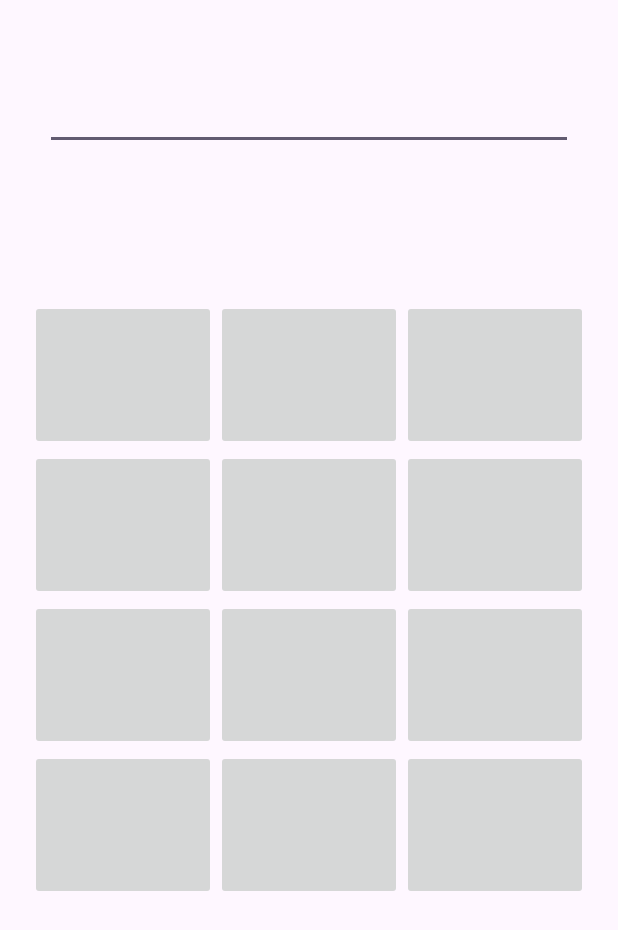
After one commit to yash0patel/android, an Android app: the GamePlayActivity screen opened directly, with no data from a screen before it, on a phone screen of 412 x 824 dp. The commit adds this screen. Shown: the top 930 px of the screen. Run offline under Robolectric (Android 15) with nearby library versions, the phone set to English and light mode, and no system bars.

Commit message:
Add GridLayout with ImageButtons and EditText for bid value in GamePlayActivity for diamond game

```diff
--- a/android25/app/src/main/AndroidManifest.xml
+++ b/android25/app/src/main/AndroidManifest.xml
@@ -12,9 +12,11 @@
         android:supportsRtl="true"
         android:theme="@style/Theme.Android25">
         <activity
+            android:name=".GamePlayActivity"
+            android:exported="false" />
+        <activity
             android:name=".HomeActivity"
-            android:exported="false" />
-        <!-- Launcher Activity -->
+            android:exported="false" /> <!-- Launcher Activity -->
         <activity
             android:name=".SignupActivity"
             android:exported="true">
--- /dev/null
+++ b/android25/app/src/main/java/com/royal/android25/GamePlayActivity.java
@@ -0,0 +1,24 @@
+package com.royal.android25;
+
+import android.os.Bundle;
+
+import androidx.activity.EdgeToEdge;
+import androidx.appcompat.app.AppCompatActivity;
+import androidx.core.graphics.Insets;
+import androidx.core.view.ViewCompat;
+import androidx.core.view.WindowInsetsCompat;
+
+public class GamePlayActivity extends AppCompatActivity {
+
+    @Override
+    protected void onCreate(Bundle savedInstanceState) {
+        super.onCreate(savedInstanceState);
+        EdgeToEdge.enable(this);
+        setContentView(R.layout.activity_game_play);
+        ViewCompat.setOnApplyWindowInsetsListener(findViewById(R.id.main), (v, insets) -> {
+            Insets systemBars = insets.getInsets(WindowInsetsCompat.Type.systemBars());
+            v.setPadding(systemBars.left, systemBars.top, systemBars.right, systemBars.bottom);
+            return insets;
+        });
+    }
+}
--- a/android25/app/src/main/java/com/royal/android25/HomeActivity.java
+++ b/android25/app/src/main/java/com/royal/android25/HomeActivity.java
@@ -1,6 +1,10 @@
 package com.royal.android25;
 
+import android.content.Intent;
 import android.os.Bundle;
+import android.view.View;
+import android.widget.Button;
+import android.widget.EditText;
 
 import androidx.activity.EdgeToEdge;
 import androidx.appcompat.app.AppCompatActivity;
@@ -9,6 +13,8 @@ import androidx.core.view.ViewCompat;
 import androidx.core.view.WindowInsetsCompat;
 
 public class HomeActivity extends AppCompatActivity {
+
+    Button btnStartGame, btnScoreBoard, btnLogout;
 
     @Override
     protected void onCreate(Bundle savedInstanceState) {
@@ -20,5 +26,18 @@ public class HomeActivity extends AppCompatActivity {
             v.setPadding(systemBars.left, systemBars.top, systemBars.right, systemBars.bottom);
             return insets;
         });
+
+//        bind
+        btnScoreBoard = findViewById(R.id.btnHomeScoreBoard);
+        btnLogout = findViewById(R.id.btnHomeLogout);
+        btnStartGame = findViewById(R.id.btnHomeStartGame);
+
+        btnStartGame.setOnClickListener(new View.OnClickListener() {
+            @Override
+            public void onClick(View v) {
+                Intent intent = new Intent(getApplicationContext(), GamePlayActivity.class);
+                startActivity(intent);
+            }
+        });
     }
 }
--- /dev/null
+++ b/android25/app/src/main/res/layout/activity_game_play.xml
@@ -0,0 +1,117 @@
+<?xml version="1.0" encoding="utf-8"?>
+<LinearLayout xmlns:android="http://schemas.android.com/apk/res/android"
+    xmlns:app="http://schemas.android.com/apk/res-auto"
+    xmlns:tools="http://schemas.android.com/tools"
+    android:id="@+id/main"
+    android:layout_width="match_parent"
+    android:layout_height="match_parent"
+    tools:context=".GamePlayActivity"
+    android:orientation="vertical">
+
+    <EditText
+        android:layout_width="match_parent"
+        android:layout_height="50dp"
+        android:textSize="20dp"
+        android:id="@+id/edtGamePlayBetAmt"
+        android:layout_marginTop="50dp"
+        android:layout_marginStart="30dp"
+        android:layout_marginEnd="30dp"
+        />
+
+    <GridLayout
+        android:layout_width="match_parent"
+        android:layout_height="wrap_content"
+        android:rowCount="4"
+        android:columnCount="3"
+
+        android:layout_marginTop="100dp"
+        android:layout_marginEnd="20dp"
+        android:layout_marginStart="20dp"
+        >
+        <ImageButton
+            android:id="@+id/btnGamePlay1"
+            android:layout_height="100dp"
+            android:layout_width="0dp"
+            android:layout_rowWeight="1"
+            android:layout_columnWeight="1"
+            />
+        <ImageButton
+            android:id="@+id/btnGamePlay2"
+            android:layout_height="100dp"
+            android:layout_width="0dp"
+            android:layout_rowWeight="1"
+            android:layout_columnWeight="1"
+            />
+        <ImageButton
+            android:id="@+id/btnGamePlay3"
+            android:layout_height="100dp"
+            android:layout_width="0dp"
+            android:layout_rowWeight="1"
+            android:layout_columnWeight="1"
+            />
+        <ImageButton
+            android:id="@+id/btnGamePlay4"
+            android:layout_height="100dp"
+            android:layout_width="0dp"
+            android:layout_rowWeight="1"
+            android:layout_columnWeight="1"
+            />
+        <ImageButton
+            android:id="@+id/btnGamePlay5"
+            android:layout_height="100dp"
+            android:layout_width="0dp"
+            android:layout_rowWeight="1"
+            android:layout_columnWeight="1"
+            />
+        <ImageButton
+            android:id="@+id/btnGamePlay6"
+            android:layout_height="100dp"
+            android:layout_width="0dp"
+            android:layout_rowWeight="1"
+            android:layout_columnWeight="1"
+            />
+        <ImageButton
+            android:id="@+id/btnGamePlay7"
+            android:layout_height="100dp"
+            android:layout_width="0dp"
+            android:layout_rowWeight="1"
+            android:layout_columnWeight="1"
+            />
+        <ImageButton
+            android:id="@+id/btnGamePlay8"
+            android:layout_height="100dp"
+            android:layout_width="0dp"
+            android:layout_rowWeight="1"
+            android:layout_columnWeight="1"
+            />
+        <ImageButton
+            android:id="@+id/btnGamePlay9"
+            android:layout_height="100dp"
+            android:layout_width="0dp"
+            android:layout_rowWeight="1"
+            android:layout_columnWeight="1"
+            />
+        <ImageButton
+            android:id="@+id/btnGamePlay10"
+            android:layout_height="100dp"
+            android:layout_width="0dp"
+            android:layout_rowWeight="1"
+            android:layout_columnWeight="1"
+            />
+        <ImageButton
+            android:id="@+id/btnGamePlay11"
+            android:layout_height="100dp"
+            android:layout_width="0dp"
+            android:layout_rowWeight="1"
+            android:layout_columnWeight="1"
+            />
+        <ImageButton
+            android:id="@+id/btnGamePlay12"
+            android:layout_height="100dp"
+            android:layout_width="0dp"
+            android:layout_rowWeight="1"
+            android:layout_columnWeight="1"
+            />
+
+    </GridLayout>
+</LinearLayout>
--- a/android25/app/src/main/res/layout/activity_home.xml
+++ b/android25/app/src/main/res/layout/activity_home.xml
@@ -27,19 +27,25 @@
             android:layout_width="200dp"
             android:layout_height="wrap_content"
             android:text="ScoreBoard"
-            android:layout_gravity="center" />
+            android:layout_gravity="center"
+            android:id="@+id/btnHomeScoreBoard"
+            />
 
         <Button
             android:layout_width="200dp"
             android:layout_height="wrap_content"
             android:text="Start Game"
-            android:layout_gravity="center" />
+            android:layout_gravity="center"
+            android:id="@+id/btnHomeStartGame"
+            />
 
         <Button
             android:layout_width="200dp"
             android:layout_height="wrap_content"
             android:text="Logout"
-            android:layout_gravity="center" />
+            android:layout_gravity="center"
+            android:id="@+id/btnHomeLogout"
+            />
 
     </LinearLayout>
 </LinearLayout>
```
